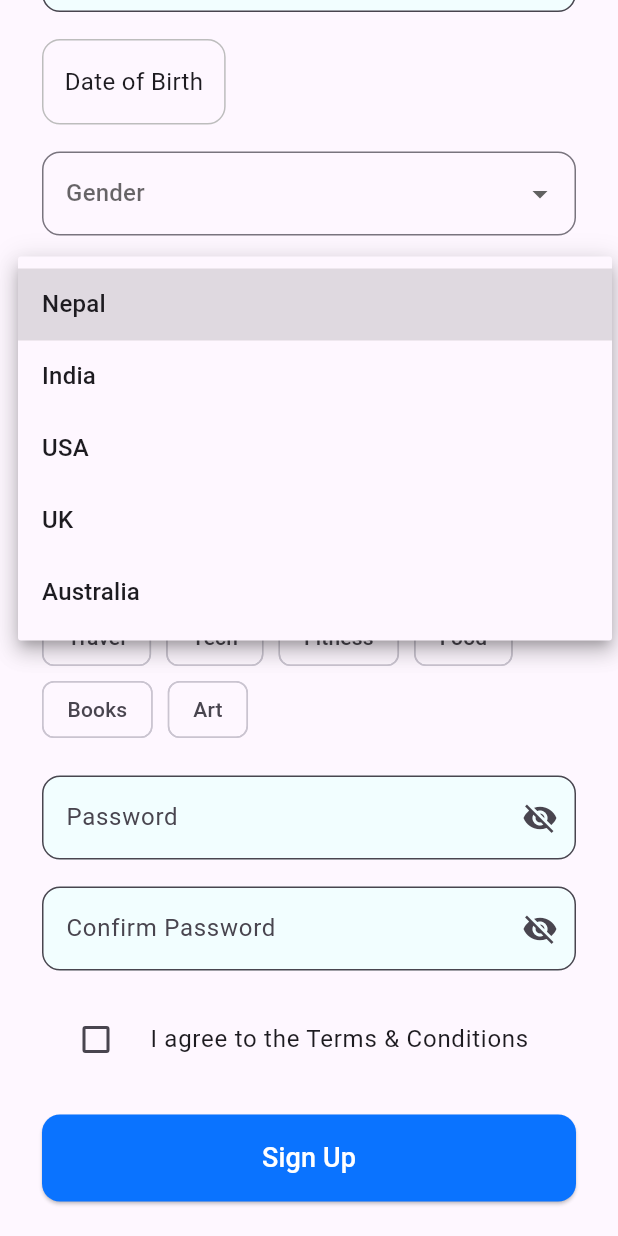
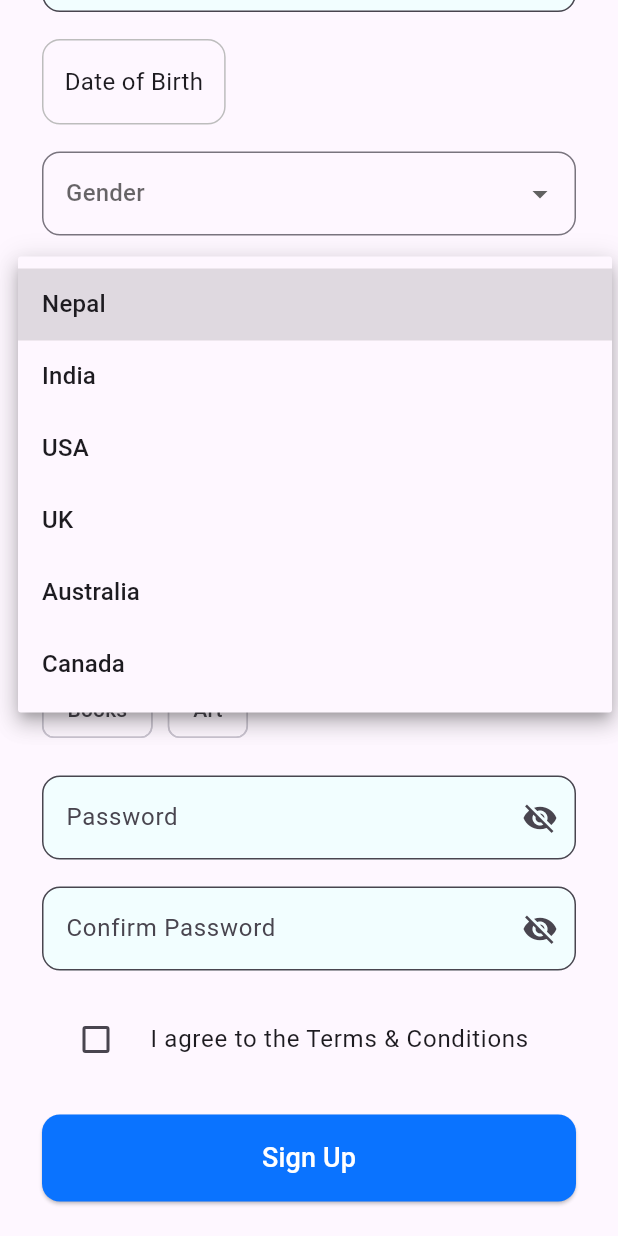
Before and after one commit to npratik0/frendly, a Flutter app: the RegisterScreen screen opened by its route, scrolled down 576 dp, after a tap on "Country", on a phone screen of 412 x 824 dp. Run offline on Flutter 3.47's test engine with Material 3 defaults, Android fonts, the light colour scheme and no system bars.

Commit message:
Signup page changes

```diff
--- a/lib/screens/register_screen.dart
+++ b/lib/screens/register_screen.dart
@@ -186,11 +186,13 @@ class _RegisterScreenState extends State<RegisterScreen> {
                       ),
                       hint: const Text("Country"),
                       value: _country,
-                      items: ["Nepal", "India", "USA", "UK", "Australia"]
-                          .map(
-                            (c) => DropdownMenuItem(value: c, child: Text(c)),
-                          )
-                          .toList(),
+                      items:
+                          ["Nepal", "India", "USA", "UK", "Australia", "Canada"]
+                              .map(
+                                (c) =>
+                                    DropdownMenuItem(value: c, child: Text(c)),
+                              )
+                              .toList(),
                       onChanged: (v) => setState(() => _country = v),
                       validator: (v) => v == null ? "Select country" : null,
                     ),
@@ -309,11 +311,36 @@ class _RegisterScreenState extends State<RegisterScreen> {
               Row(
                 mainAxisAlignment: MainAxisAlignment.center,
                 children: [
-                  SocialButton(label: "G", onTap: () {}),
-                  const SizedBox(width: 12),
-                  SocialButton(icon: Icons.facebook, onTap: () {}),
-                  const SizedBox(width: 12),
-                  SocialButton(icon: Icons.apple, onTap: () {}),
+                  ElevatedButton.icon(
+                    onPressed: () {},
+                    icon: Image.asset(
+                      'assets/images/google_logo.jpg',
+                      height: 30,
+                      width: 30,
+                    ),
+                    label: const Text(
+                      "Login with Google",
+                      style: TextStyle(
+                        fontSize: 16,
+                        fontWeight: FontWeight.w500,
+                      ),
+                    ),
+                    style: ElevatedButton.styleFrom(
+                      backgroundColor: Colors.white, // Google button background
+                      foregroundColor: Colors.black, // Text color
+                      padding: const EdgeInsets.symmetric(
+                        horizontal: 16,
+                        vertical: 12,
+                      ),
+                      shape: RoundedRectangleBorder(
+                        borderRadius: BorderRadius.circular(8),
+                        side: const BorderSide(
+                          color: Colors.grey,
+                        ), // subtle border
+                      ),
+                      elevation: 5,
+                    ),
+                  ),
                 ],
               ),
             ],
```
